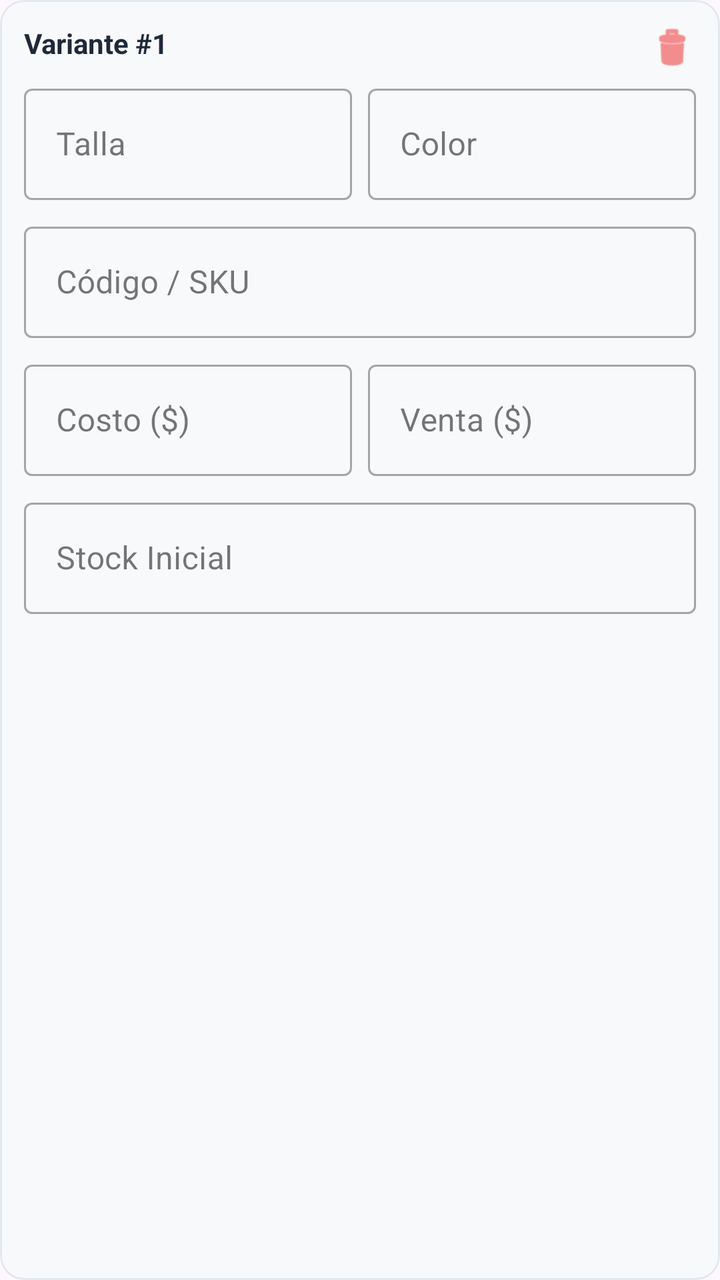
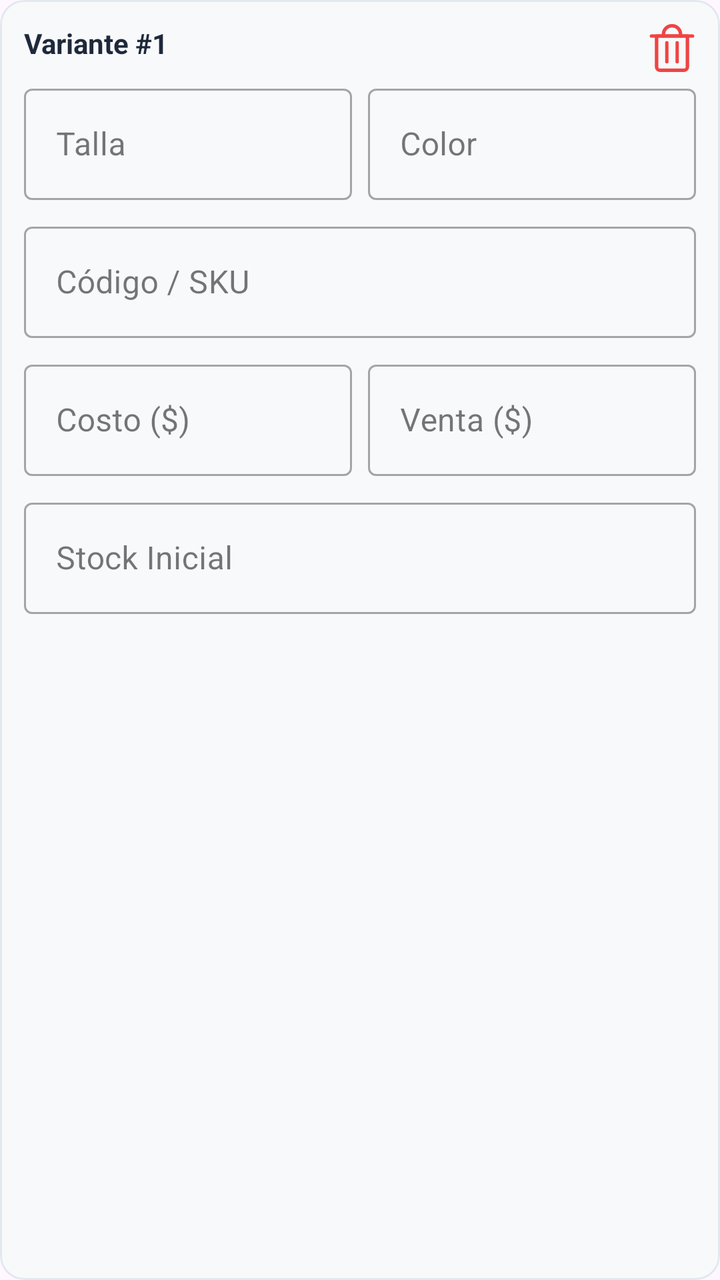

Two renders of the same Android screen: before a commit and after it. Below are the layout's source before the change and the commit's diff.
<!-- AndroidManifest.xml: application theme Theme.DAJHO -->
<!-- res/layout/item_variante_form.xml -->
<?xml version="1.0" encoding="utf-8"?>
<com.google.android.material.card.MaterialCardView xmlns:android="http://schemas.android.com/apk/res/android"
    xmlns:app="http://schemas.android.com/apk/res-auto"
    android:layout_width="match_parent"
    android:layout_height="wrap_content"
    android:layout_marginBottom="12dp"
    app:cardBackgroundColor="#F8F9FA"
    app:cardCornerRadius="12dp"
    app:cardElevation="0dp"
    app:strokeColor="#E2E8F0"
    app:strokeWidth="1dp">

    <androidx.constraintlayout.widget.ConstraintLayout
        android:layout_width="match_parent"
        android:layout_height="wrap_content"
        android:padding="12dp">

        <TextView
            android:id="@+id/tvVarianteTitulo"
            android:layout_width="wrap_content"
            android:layout_height="wrap_content"
            android:text="Variante #1"
            android:textColor="#1E293B"
            android:textSize="14sp"
            android:textStyle="bold"
            app:layout_constraintStart_toStartOf="parent"
            app:layout_constraintTop_toTopOf="parent" />

        <ImageView
            android:id="@+id/ivEliminarVariante"
            android:layout_width="24dp"
            android:layout_height="24dp"
            android:src="@android:drawable/ic_menu_delete"
            android:contentDescription="Eliminar variante"
            app:tint="#EF4444"
            app:layout_constraintEnd_toEndOf="parent"
            app:layout_constraintTop_toTopOf="parent" />

        
        <LinearLayout
            android:id="@+id/layoutTallaColor"
            android:layout_width="0dp"
            android:layout_height="wrap_content"
            android:layout_marginTop="8dp"
            android:orientation="horizontal"
            app:layout_constraintStart_toStartOf="parent"
            app:layout_constraintEnd_toEndOf="parent"
            app:layout_constraintTop_toBottomOf="@id/tvVarianteTitulo">

            <com.google.android.material.textfield.TextInputLayout
                style="@style/Widget.MaterialComponents.TextInputLayout.OutlinedBox"
                android:layout_width="0dp"
                android:layout_height="wrap_content"
                android:layout_weight="1"
                android:layout_marginEnd="4dp"
                android:hint="Talla">

                <com.google.android.material.textfield.TextInputEditText
                    android:id="@+id/etTalla"
                    android:layout_width="match_parent"
                    android:layout_height="wrap_content"
                    android:inputType="text"
                    android:maxLines="1" />

            </com.google.android.material.textfield.TextInputLayout>

            <com.google.android.material.textfield.TextInputLayout
                style="@style/Widget.MaterialComponents.TextInputLayout.OutlinedBox"
                android:layout_width="0dp"
                android:layout_height="wrap_content"
                android:layout_weight="1"
                android:layout_marginStart="4dp"
                android:hint="Color">

                <com.google.android.material.textfield.TextInputEditText
                    android:id="@+id/etColor"
                    android:layout_width="match_parent"
                    android:layout_height="wrap_content"
                    android:inputType="text"
                    android:maxLines="1" />

            </com.google.android.material.textfield.TextInputLayout>
        </LinearLayout>

        
        <com.google.android.material.textfield.TextInputLayout
            android:id="@+id/tilSku"
            style="@style/Widget.MaterialComponents.TextInputLayout.OutlinedBox"
            android:layout_width="0dp"
            android:layout_height="wrap_content"
            android:layout_marginTop="8dp"
            android:hint="Código / SKU"
            app:layout_constraintStart_toStartOf="parent"
            app:layout_constraintEnd_toEndOf="parent"
            app:layout_constraintTop_toBottomOf="@id/layoutTallaColor">

            <com.google.android.material.textfield.TextInputEditText
                android:id="@+id/etSku"
                android:layout_width="match_parent"
                android:layout_height="wrap_content"
                android:inputType="text"
                android:maxLines="1" />

        </com.google.android.material.textfield.TextInputLayout>

        
        <LinearLayout
            android:id="@+id/layoutPrecios"
            android:layout_width="0dp"
            android:layout_height="wrap_content"
            android:layout_marginTop="8dp"
            android:orientation="horizontal"
            app:layout_constraintStart_toStartOf="parent"
            app:layout_constraintEnd_toEndOf="parent"
            app:layout_constraintTop_toBottomOf="@id/tilSku">

            <com.google.android.material.textfield.TextInputLayout
                style="@style/Widget.MaterialComponents.TextInputLayout.OutlinedBox"
                android:layout_width="0dp"
                android:layout_height="wrap_content"
                android:layout_weight="1"
                android:layout_marginEnd="4dp"
                android:hint="Costo ($)"
                app:prefixText="$">

                <com.google.android.material.textfield.TextInputEditText
                    android:id="@+id/etPrecioCosto"
                    android:layout_width="match_parent"
                    android:layout_height="wrap_content"
                    android:inputType="numberDecimal"
                    android:maxLines="1" />

            </com.google.android.material.textfield.TextInputLayout>

            <com.google.android.material.textfield.TextInputLayout
                style="@style/Widget.MaterialComponents.TextInputLayout.OutlinedBox"
                android:layout_width="0dp"
                android:layout_height="wrap_content"
                android:layout_weight="1"
                android:layout_marginStart="4dp"
                android:hint="Venta ($)"
                app:prefixText="$">

                <com.google.android.material.textfield.TextInputEditText
                    android:id="@+id/etPrecioVenta"
                    android:layout_width="match_parent"
                    android:layout_height="wrap_content"
                    android:inputType="numberDecimal"
                    android:maxLines="1" />

            </com.google.android.material.textfield.TextInputLayout>
        </LinearLayout>

        
        <com.google.android.material.textfield.TextInputLayout
            android:id="@+id/tilStock"
            style="@style/Widget.MaterialComponents.TextInputLayout.OutlinedBox"
            android:layout_width="0dp"
            android:layout_height="wrap_content"
            android:layout_marginTop="8dp"
            android:hint="Stock Inicial"
            app:layout_constraintStart_toStartOf="parent"
            app:layout_constraintEnd_toEndOf="parent"
            app:layout_constraintTop_toBottomOf="@id/layoutPrecios">

            <com.google.android.material.textfield.TextInputEditText
                android:id="@+id/etStock"
                android:layout_width="match_parent"
                android:layout_height="wrap_content"
                android:inputType="number"
                android:maxLines="1" />

        </com.google.android.material.textfield.TextInputLayout>

    </androidx.constraintlayout.widget.ConstraintLayout>

</com.google.android.material.card.MaterialCardView>
<!-- resources referenced by this layout -->
<resources>
  <style name="Theme.DAJHO" parent="Base.Theme.DAJHO" />
  <style name="Base.Theme.DAJHO" parent="Theme.Material3.DayNight.NoActionBar">
          
          
      </style>
</resources>

<!-- the commit's change to res/layout/item_variante_form.xml (unified diff, before → after) -->
@@ -30,7 +30,7 @@
             android:id="@+id/ivEliminarVariante"
             android:layout_width="24dp"
             android:layout_height="24dp"
-            android:src="@android:drawable/ic_menu_delete"
+            android:src="@drawable/ic_trash"
             android:contentDescription="Eliminar variante"
             app:tint="#EF4444"
             app:layout_constraintEnd_toEndOf="parent"
<!-- resource entries referenced after the edit -->
@@ -1,5 +1,51 @@
 <!-- resources referenced by this layout -->
 <resources>
+  <!-- drawable ic_trash (drawable) -->
+  <vector xmlns:android="http://schemas.android.com/apk/res/android"
+      android:width="14dp"
+      android:height="14dp"
+      android:viewportWidth="14"
+      android:viewportHeight="14">
+    <group>
+      <clip-path
+          android:pathData="M0,0h14v14h-14z"/>
+      <path
+          android:strokeWidth="1"
+          android:pathData="M1,3.5H13"
+          android:strokeLineJoin="round"
+          android:fillColor="#00000000"
+          android:strokeColor="#000001"
+          android:strokeLineCap="round"/>
+      <path
+          android:strokeWidth="1"
+          android:pathData="M2.5,3.5H11.5V12.5C11.5,12.765 11.395,13.02 11.207,13.207C11.02,13.395 10.765,13.5 10.5,13.5H3.5C3.235,13.5 2.98,13.395 2.793,13.207C2.605,13.02 2.5,12.765 2.5,12.5V3.5Z"
+          android:strokeLineJoin="round"
+          android:fillColor="#00000000"
+          android:strokeColor="#000001"
+          android:strokeLineCap="round"/>
+      <path
+          android:strokeWidth="1"
+          android:pathData="M4.5,3.5V3C4.5,2.337 4.763,1.701 5.232,1.232C5.701,0.763 6.337,0.5 7,0.5C7.663,0.5 8.299,0.763 8.768,1.232C9.237,1.701 9.5,2.337 9.5,3V3.5"
+          android:strokeLineJoin="round"
+          android:fillColor="#00000000"
+          android:strokeColor="#000001"
+          android:strokeLineCap="round"/>
+      <path
+          android:strokeWidth="1"
+          android:pathData="M5.5,5.5V11"
+          android:strokeLineJoin="round"
+          android:fillColor="#00000000"
+          android:strokeColor="#000001"
+          android:strokeLineCap="round"/>
+      <path
+          android:strokeWidth="1"
+          android:pathData="M8.5,5.5V11"
+          android:strokeLineJoin="round"
+          android:fillColor="#00000000"
+          android:strokeColor="#000001"
+          android:strokeLineCap="round"/>
+    </group>
+  </vector>
   <style name="Theme.DAJHO" parent="Base.Theme.DAJHO" />
   <style name="Base.Theme.DAJHO" parent="Theme.Material3.DayNight.NoActionBar">
           
